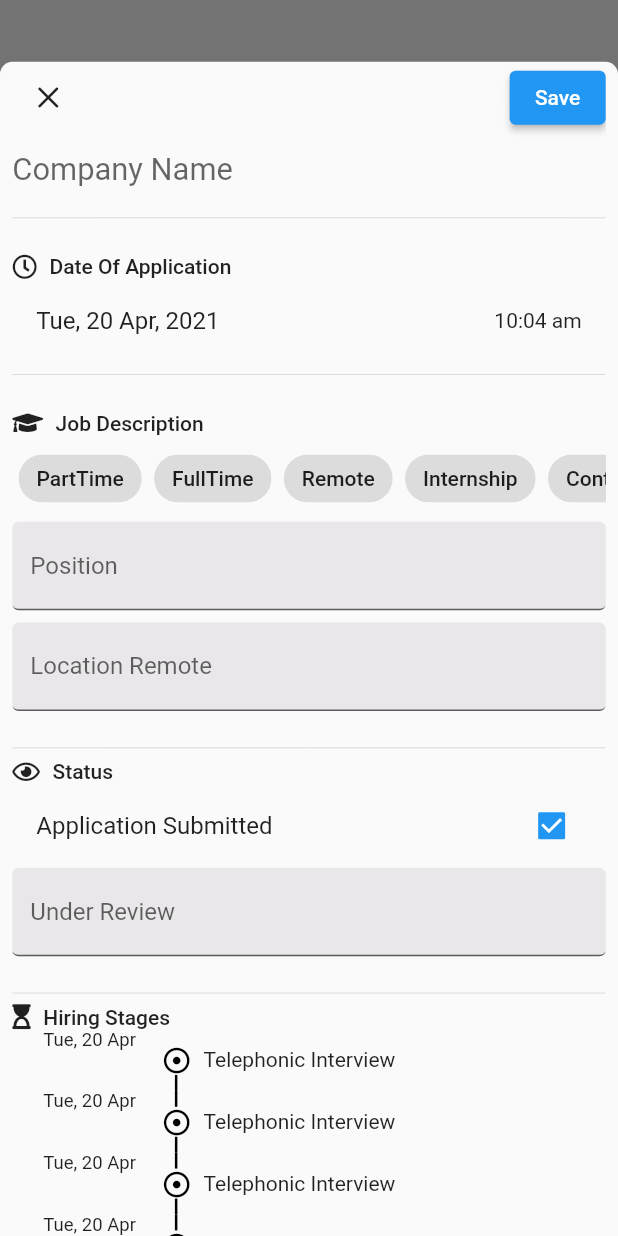
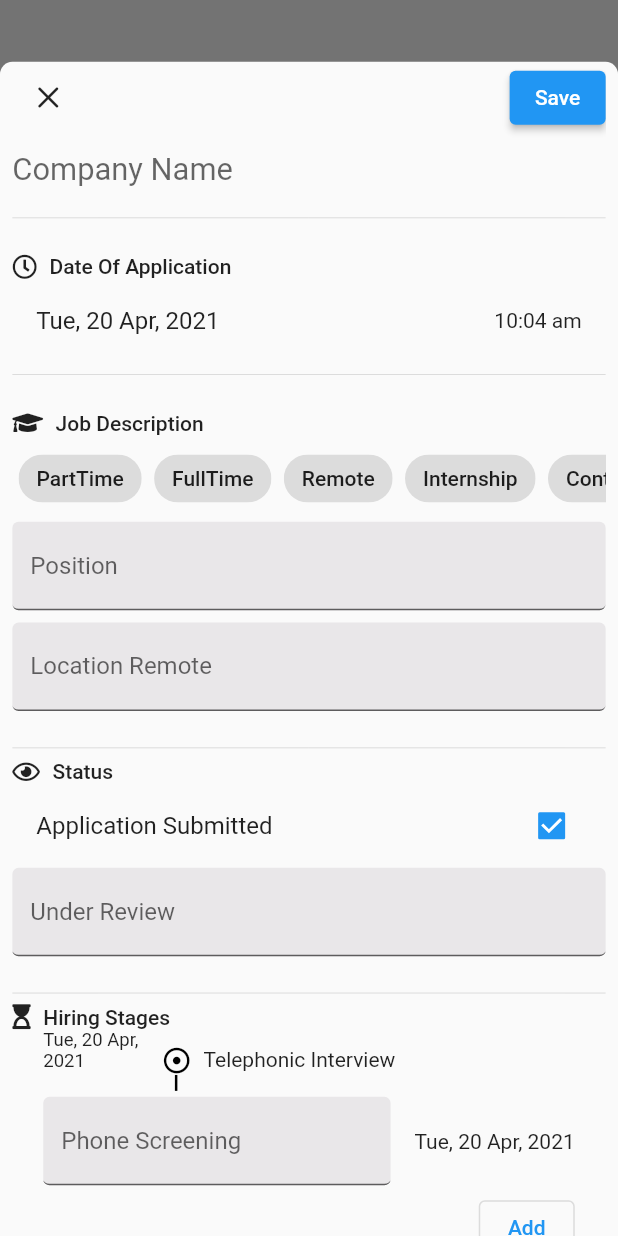
Before and after one commit to Amitpatil215/InterTrack, a Flutter app: the screen it shows after launch, after a tap on "New", on a phone screen of 412 x 824 dp. Run offline on Flutter 3.47's test engine with Material 2 defaults, Android fonts, the phone set to English and light mode, and no system bars; drawn by our look-alikes of timeline_tile; our stand-ins replace font_awesome_flutter, get.

Commit message:
refactroring new application controller

```diff
--- a/lib/Controller/JobApplication.dart
+++ b/lib/Controller/JobApplication.dart
@@ -1,8 +1,29 @@
 import 'package:get/get.dart';
+import 'package:intertrack/Model/JobApplication.dart';
 
 enum eventFrequency { noRepeat, everyWeek }
 
 class JobApplicationController extends GetxController {
   final startDateTime = DateTime.now().obs;
   final frequency = eventFrequency.noRepeat.obs;
+
+  List<JobApplication> jobApplications = [
+    JobApplication(
+      companyName: "Amazon",
+    )
+  ];
+
+  /// Hiring Stages
+  List<Stage> stages = [
+    Stage(
+      id: '1',
+      title: 'Telephonic Round',
+      scheduledOn: DateTime.now(),
+    ),
+    Stage(
+      id: '1',
+      title: 'Telephonic Round',
+      scheduledOn: DateTime.now(),
+    ),
+  ];
 }
--- /dev/null
+++ b/lib/Controller/new_job_application_controller.dart
@@ -0,0 +1,32 @@
+import 'package:get/get.dart';
+import 'package:intertrack/Model/JobApplication.dart';
+
+enum eventFrequency { noRepeat, everyWeek }
+
+class NewJobApplicationController extends GetxController {
+  final startDateTime = DateTime.now().obs;
+  final frequency = eventFrequency.noRepeat.obs;
+
+  Rx<JobApplication> jobApplication = JobApplication(stages: [
+    Stage(
+      id: '1',
+      title: 'Telephonic Interview',
+      scheduledOn: DateTime.now(),
+    ),
+    Stage(
+      id: '2',
+      title: 'Coding Round',
+      scheduledOn: DateTime.now(),
+    )
+  ]).obs;
+
+  var editThisStagebyId = '1'.obs;
+
+  setEditThiStageById(String id) {
+    if (editThisStagebyId.value == id) {
+      editThisStagebyId.value = '';
+      return;
+    }
+    editThisStagebyId.value = id;
+  }
+}
--- a/lib/Screens/Home/Widget/hiring_stages_card.dart
+++ b/lib/Screens/Home/Widget/hiring_stages_card.dart
@@ -1,25 +1,26 @@
 import 'package:flutter/material.dart';
 import 'package:get/get.dart';
-import 'package:intertrack/Controller/JobApplication.dart';
+import 'package:intertrack/Controller/new_job_application_controller.dart';
 import 'package:intertrack/Utils/utils.dart';
 import 'package:timeline_tile/timeline_tile.dart';
 
 class HiringStagesCard extends StatelessWidget {
   const HiringStagesCard({
     Key? key,
-    required JobApplicationController? controller,
+    required NewJobApplicationController controller,
   })   : _controller = controller,
         super(key: key);
 
-  final JobApplicationController? _controller;
+  final NewJobApplicationController _controller;
 
   @override
   Widget build(BuildContext context) {
     return Padding(
       padding: EdgeInsets.symmetric(horizontal: Responsive().extraLargeW),
-      child: ListView.builder(
+      child: Obx(() {
+        return ListView.builder(
           shrinkWrap: true,
-        itemCount: 4,
+          itemCount: _controller.jobApplication.value?.stages.length,
           itemBuilder: (context, index) {
             return Column(
               children: [
@@ -41,7 +42,11 @@ class HiringStagesCard extends StatelessWidget {
                   startChild: SizedBox(
                     height: Responsive().smallH,
                     child: Text(
-                    'Tue, 20 Apr',
+                      formatDate(
+                        _controller.jobApplication.value?.stages[index]
+                                .scheduledOn ??
+                            DateTime.now(),
+                      ),
                       style: TextStyle(
                         fontSize: Responsive().mediumW,
                       ),
@@ -55,14 +60,27 @@ class HiringStagesCard extends StatelessWidget {
                           SizedBox(
                             width: Responsive().smallW,
                           ),
-                        Text('Telephonic Interview'),
+                          GestureDetector(
+                            child: Text(_controller.jobApplication.value
+                                    ?.stages[index].title ??
+                                ''),
+                            onTap: () {
+                              _controller.setEditThiStageById(_controller
+                                      .jobApplication.value?.stages[index].id ??
+                                  '');
+                            },
+                          ),
                           Spacer(),
                         ],
                       ),
                     ),
                   ),
                 ),
-              if (index == 3)
+                Obx(() {
+                  if (_controller.jobApplication.value?.stages[index].id ==
+                      _controller.editThisStagebyId.value) {
+                    return Column(
+                      children: [
                         ListTile(
                           contentPadding: EdgeInsets.all(0),
                           title: GestureDetector(
@@ -70,7 +88,8 @@ class HiringStagesCard extends StatelessWidget {
                               await _pickDate(context);
                             },
                             child: TextFormField(
-                      decoration: inputDecoration(labelText: 'Phone Screening'),
+                              decoration:
+                                  inputDecoration(labelText: 'Phone Screening'),
                             ),
                           ),
                           trailing: GestureDetector(
@@ -80,13 +99,13 @@ class HiringStagesCard extends StatelessWidget {
                             child: Obx(() {
                               return Text(
                                 formatDate(
-                          _controller?.startDateTime.value ?? DateTime.now(),
+                                  _controller.startDateTime.value ??
+                                      DateTime.now(),
                                 ),
                               );
                             }),
                           ),
                         ),
-              if (index == 3)
                         Row(
                           children: [
                             Spacer(),
@@ -98,8 +117,15 @@ class HiringStagesCard extends StatelessWidget {
                         ),
                       ],
                     );
+                  } else {
+                    return Container();
+                  }
+                }),
+              ],
+            );
           },
-      ),
+        );
+      }),
     );
   }
 }
--- a/lib/Screens/Home/Widget/new_job_sheet.dart
+++ b/lib/Screens/Home/Widget/new_job_sheet.dart
@@ -3,6 +3,7 @@ import 'package:flutter/foundation.dart';
 import 'package:flutter/material.dart';
 import 'package:font_awesome_flutter/font_awesome_flutter.dart';
 import 'package:get/get.dart';
+import 'package:intertrack/Controller/new_job_application_controller.dart';
 import 'package:intertrack/Screens/Home/Widget/application_status_card.dart';
 import 'package:intertrack/Screens/Home/Widget/home_screen_widgets.dart';
 import 'package:intertrack/Controller/JobApplication.dart';
@@ -10,6 +11,7 @@ import 'package:intertrack/Utils/utils.dart';
 
 class NewJobSheet extends StatelessWidget {
   final _controller = Get.put(JobApplicationController());
+  final _newJobApplicationController = Get.put(NewJobApplicationController());
   @override
   Widget build(BuildContext context) {
     return ConstrainedBox(
@@ -115,7 +117,8 @@ class NewJobSheet extends StatelessWidget {
               Divider(),
               SubCategoryTitle(
                   FontAwesomeIcons.hourglassStart, "Hiring Stages"),
-              HiringStagesCard(controller: _controller),
+              HiringStagesCard(controller: _newJobApplicationController!),
+              SizedBox(height: Responsive().extraLargeH)
             ],
           ),
         ),
```
Lines whose indentation alone changed are shown as unchanged.
